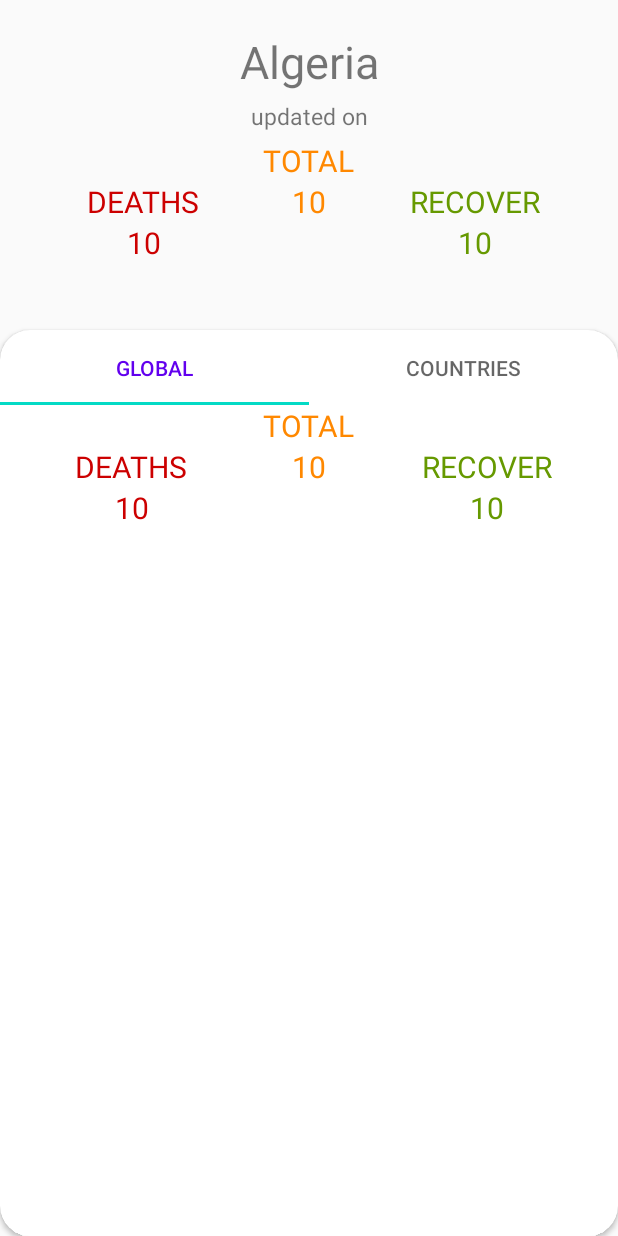
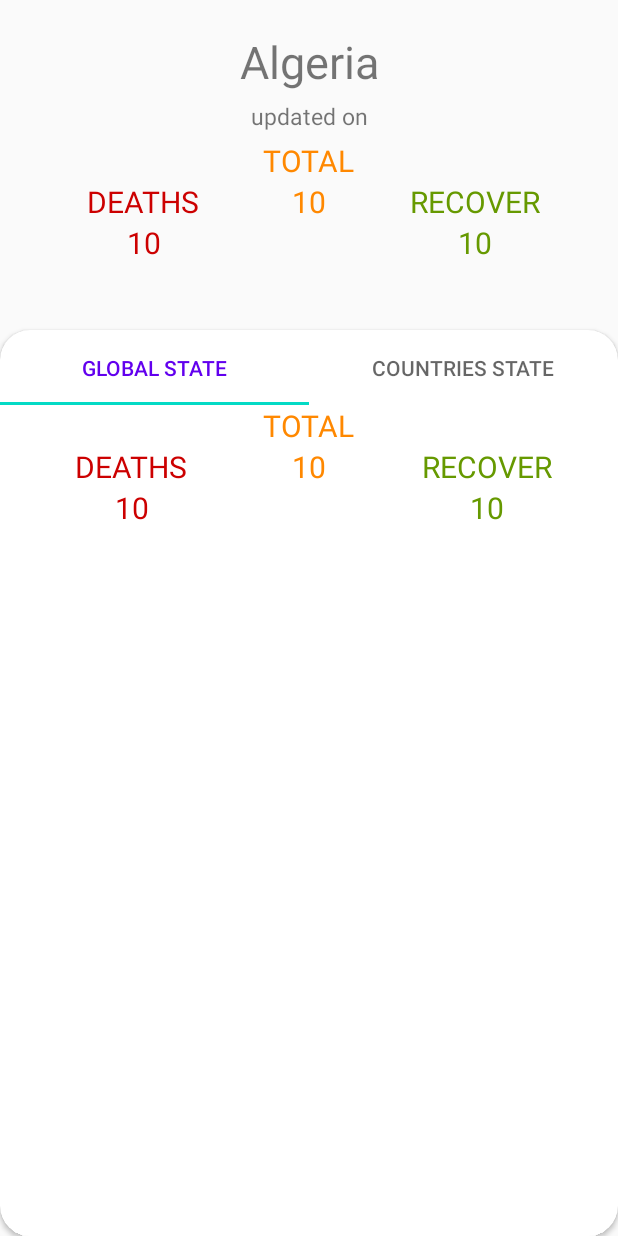
Before and after one commit to islem19/CoronaCovid19, an Android app: the screen it shows after launch (MainActivity), on a phone screen of 412 x 824 dp. Run offline under Robolectric (Android 15) with nearby library versions, the phone set to English and light mode, and no system bars; our stand-ins replace ButterKnife.

```diff
--- a/app/src/main/AndroidManifest.xml
+++ b/app/src/main/AndroidManifest.xml
@@ -10,6 +10,7 @@
         android:allowBackup="true"
         android:icon="@mipmap/ic_launcher"
         android:label="@string/app_name"
+        android:name=".App"
         android:roundIcon="@mipmap/ic_launcher_round"
         android:supportsRtl="true"
         android:theme="@style/AppTheme">
--- a/app/src/main/java/dz/islem/covid19/Utils.java
+++ b/app/src/main/java/dz/islem/covid19/Utils.java
@@ -1,16 +1,14 @@
 package dz.islem.covid19;
 
-import android.annotation.SuppressLint;
+
 import android.content.Context;
 import android.location.Address;
 import android.location.Geocoder;
 import android.location.Location;
-import android.location.LocationListener;
 import android.location.LocationManager;
-
 import java.io.IOException;
 import java.util.List;
-import java.util.Locale;
+
 
 public class Utils {
 
@@ -19,7 +17,7 @@ public class Utils {
         LocationManager lm = (LocationManager) mContext.getSystemService(Context.LOCATION_SERVICE);
         Geocoder geocoder = new Geocoder(mContext);
         for(String provider: lm.getAllProviders()) {
-            @SuppressWarnings("ResourceType") Location location = lm.getLastKnownLocation(provider);
+         Location location = lm.getLastKnownLocation(provider);
             if(location!=null) {
                 try {
                     List<Address> addresses = geocoder.getFromLocation(location.getLatitude(), location.getLongitude(), 1);
--- a/app/src/main/java/dz/islem/covid19/ui/home/MainActivity.java
+++ b/app/src/main/java/dz/islem/covid19/ui/home/MainActivity.java
@@ -57,8 +57,8 @@ public class MainActivity extends BaseActivity<MainViewModel> {
         mainAdapter.addFragment(new GlobalFragment());
         mainAdapter.addFragment(new CountriesFragment());
         ArrayList<String> titles = new ArrayList<>();
-        titles.add("Global");
-        titles.add("Countries");
+        titles.add("Global State");
+        titles.add("Countries State");
         mainAdapter.addTitles(titles);
         mainPager.setAdapter(mainAdapter);
     }
--- a/app/src/main/java/dz/islem/covid19/ui/home/profile/ProfileFragment.java
+++ b/app/src/main/java/dz/islem/covid19/ui/home/profile/ProfileFragment.java
@@ -11,7 +11,9 @@ import androidx.lifecycle.Observer;
 import androidx.lifecycle.ViewModelProviders;
 import butterknife.BindView;
 import butterknife.ButterKnife;
+import dz.islem.covid19.App;
 import dz.islem.covid19.R;
+import dz.islem.covid19.Utils;
 import dz.islem.covid19.data.DataManager;
 import dz.islem.covid19.data.network.model.CountryDataModel;
 import dz.islem.covid19.ui.base.BaseFragment;
@@ -57,7 +59,8 @@ public class ProfileFragment extends BaseFragment<ProfileViewModel> {
 
     private void showProfile() {
         viewModel.getCountryData().observe(this, new CountryDataObserver());
-        viewModel.loadCountryData("Algeria");
+        String currentCountry = Utils.getCountryName(getActivity().getApplicationContext());
+        viewModel.loadCountryData(currentCountry);
     }
 
     private class CountryDataObserver implements Observer<CountryDataModel> {
```
